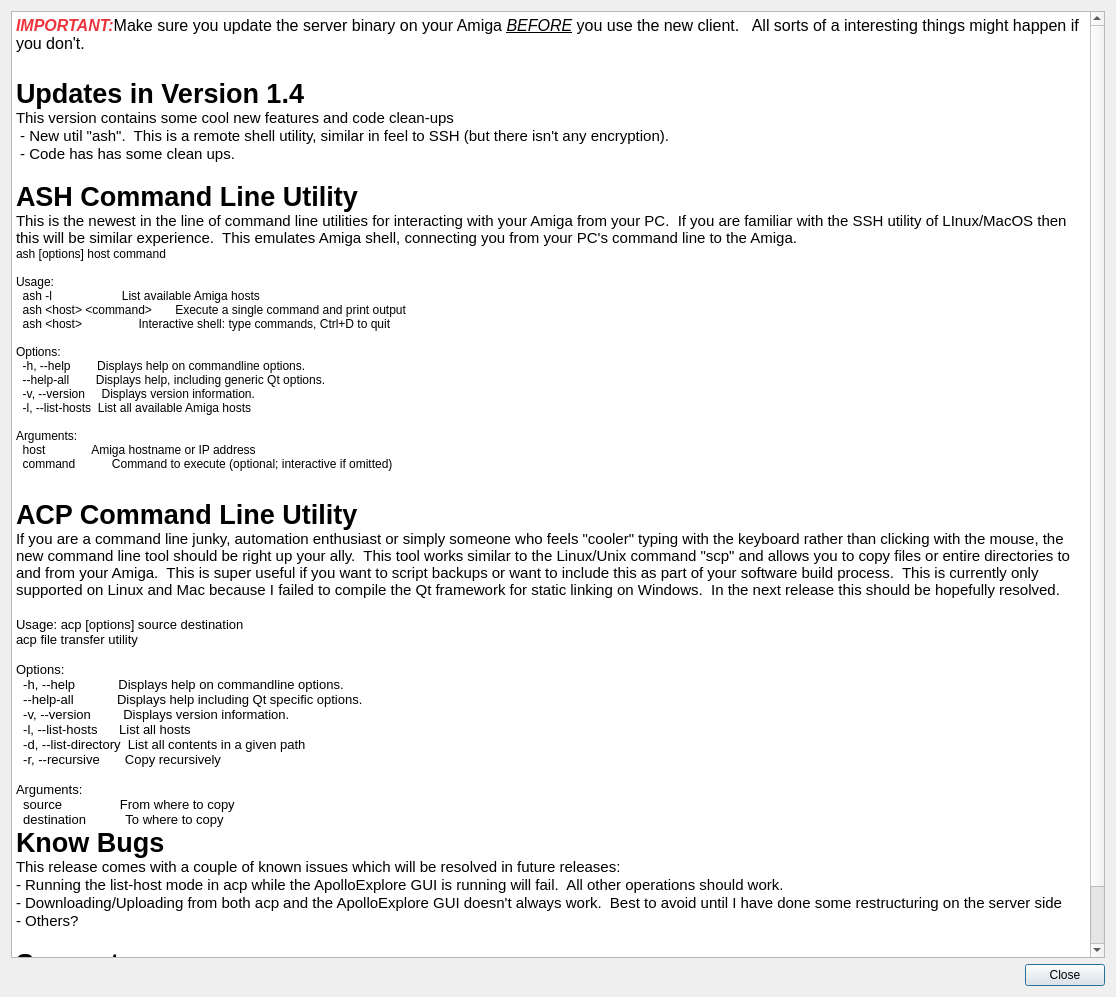
ronybeck/ApolloExplorer, file ApolloExplorerPC/dialogwhatsnew.ui: the form before one commit.
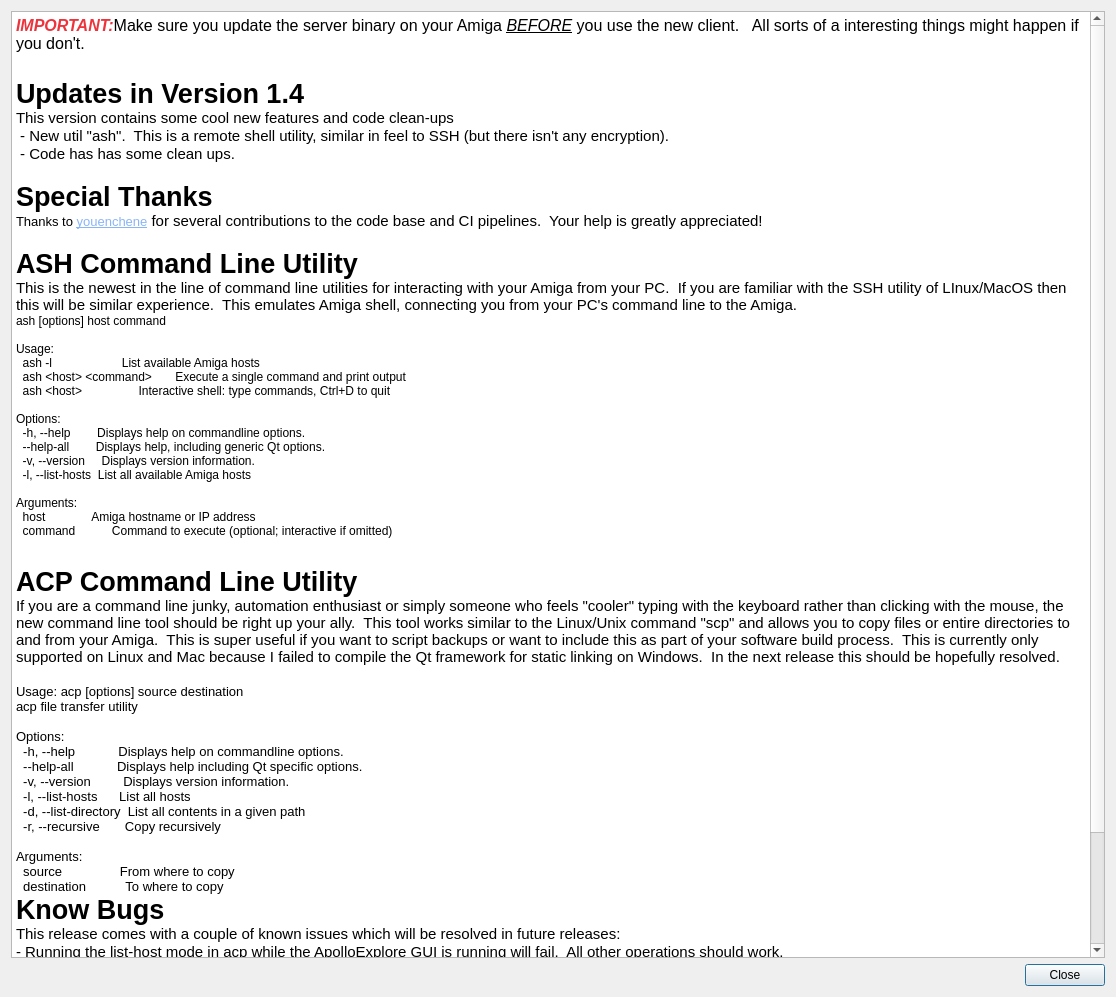
The form after the commit. Icons and pictures are not drawn.

```diff
--- a/ApolloExplorerPC/dialogwhatsnew.ui
+++ b/ApolloExplorerPC/dialogwhatsnew.ui
@@ -27,7 +27,7 @@
 hr { height: 1px; border-width: 0; }
 li.unchecked::marker { content: &quot;\2610&quot;; }
 li.checked::marker { content: &quot;\2612&quot;; }
-&lt;/style&gt;&lt;/head&gt;&lt;body style=&quot; font-family:'Sans Serif'; font-size:9pt; font-weight:400; font-style:normal;&quot;&gt;
+&lt;/style&gt;&lt;/head&gt;&lt;body style=&quot; font-family:'Noto Sans'; font-size:10pt; font-weight:400; font-style:normal;&quot;&gt;
 &lt;p style=&quot; margin-top:0px; margin-bottom:0px; margin-left:0px; margin-right:0px; -qt-block-indent:0; text-indent:0px;&quot;&gt;&lt;span style=&quot; font-family:'Ubuntu'; font-size:12pt; font-weight:700; font-style:italic; color:#ed333b;&quot;&gt;IMPORTANT:&lt;/span&gt;&lt;span style=&quot; font-family:'Ubuntu'; font-size:12pt;&quot;&gt;Make sure you update the server binary on your Amiga &lt;/span&gt;&lt;span style=&quot; font-family:'Ubuntu'; font-size:12pt; font-style:italic; text-decoration: underline;&quot;&gt;BEFORE&lt;/span&gt;&lt;span style=&quot; font-family:'Ubuntu'; font-size:12pt;&quot;&gt; you use the new client.   All sorts of a interesting things might happen if you don't.&lt;/span&gt;&lt;/p&gt;
 &lt;p style=&quot;-qt-paragraph-type:empty; margin-top:0px; margin-bottom:0px; margin-left:0px; margin-right:0px; -qt-block-indent:0; text-indent:0px; font-family:'Ubuntu'; font-size:16pt; text-decoration: underline;&quot;&gt;&lt;br /&gt;&lt;/p&gt;
 &lt;p style=&quot; margin-top:0px; margin-bottom:0px; margin-left:0px; margin-right:0px; -qt-block-indent:0; text-indent:0px;&quot;&gt;&lt;span style=&quot; font-family:'Ubuntu'; font-size:20pt; font-weight:700;&quot;&gt;Updates in Version 1.4&lt;/span&gt;&lt;/p&gt;
@@ -35,43 +35,46 @@
 &lt;p style=&quot; margin-top:0px; margin-bottom:0px; margin-left:0px; margin-right:0px; -qt-block-indent:0; text-indent:0px;&quot;&gt;&lt;span style=&quot; font-family:'Ubuntu'; font-size:11pt;&quot;&gt; - New util &amp;quot;ash&amp;quot;.  This is a remote shell utility, similar in feel to SSH (but there isn't any encryption).&lt;/span&gt;&lt;/p&gt;
 &lt;p style=&quot; margin-top:0px; margin-bottom:0px; margin-left:0px; margin-right:0px; -qt-block-indent:0; text-indent:0px;&quot;&gt;&lt;span style=&quot; font-family:'Ubuntu'; font-size:11pt;&quot;&gt; - Code has has some clean ups.&lt;/span&gt;&lt;/p&gt;
 &lt;p style=&quot;-qt-paragraph-type:empty; margin-top:0px; margin-bottom:0px; margin-left:0px; margin-right:0px; -qt-block-indent:0; text-indent:0px; font-family:'Ubuntu'; font-size:11pt;&quot;&gt;&lt;br /&gt;&lt;/p&gt;
+&lt;p style=&quot; margin-top:0px; margin-bottom:0px; margin-left:0px; margin-right:0px; -qt-block-indent:0; text-indent:0px;&quot;&gt;&lt;span style=&quot; font-family:'Ubuntu'; font-size:20pt; font-weight:700;&quot;&gt;Special Thanks&lt;/span&gt;&lt;/p&gt;
+&lt;p style=&quot; margin-top:0px; margin-bottom:0px; margin-left:0px; margin-right:0px; -qt-block-indent:0; text-indent:0px;&quot;&gt;Thanks to &lt;a href=&quot;https://github.com/youenchene&quot;&gt;&lt;span style=&quot; text-decoration: underline; color:#8ab4f8;&quot;&gt;youenchene&lt;/span&gt;&lt;/a&gt;&lt;span style=&quot; font-family:'Ubuntu'; font-size:11pt;&quot;&gt; for several contributions to the code base and CI pipelines.  Your help is greatly appreciated!&lt;/span&gt;&lt;/p&gt;
+&lt;p style=&quot;-qt-paragraph-type:empty; margin-top:0px; margin-bottom:0px; margin-left:0px; margin-right:0px; -qt-block-indent:0; text-indent:0px; font-family:'Ubuntu'; font-size:11pt;&quot;&gt;&lt;br /&gt;&lt;/p&gt;
 &lt;p style=&quot; margin-top:0px; margin-bottom:0px; margin-left:0px; margin-right:0px; -qt-block-indent:0; text-indent:0px;&quot;&gt;&lt;span style=&quot; font-family:'Ubuntu'; font-size:20pt; font-weight:700;&quot;&gt;ASH Command Line Utility&lt;/span&gt;&lt;/p&gt;
 &lt;p style=&quot; margin-top:0px; margin-bottom:0px; margin-left:0px; margin-right:0px; -qt-block-indent:0; text-indent:0px;&quot;&gt;&lt;span style=&quot; font-family:'Ubuntu'; font-size:11pt;&quot;&gt;This is the newest in the line of command line utilities for interacting with your Amiga from your PC.  If you are familiar with the SSH utility of LInux/MacOS then this will be similar experience.  This emulates Amiga shell, connecting you from your PC's command line to the Amiga.&lt;/span&gt;&lt;/p&gt;
-&lt;p style=&quot; margin-top:0px; margin-bottom:0px; margin-left:0px; margin-right:0px; -qt-block-indent:0; text-indent:0px;&quot;&gt;ash [options] host command&lt;/p&gt;
-&lt;p style=&quot;-qt-paragraph-type:empty; margin-top:0px; margin-bottom:0px; margin-left:0px; margin-right:0px; -qt-block-indent:0; text-indent:0px;&quot;&gt;&lt;br /&gt;&lt;/p&gt;
-&lt;p style=&quot; margin-top:0px; margin-bottom:0px; margin-left:0px; margin-right:0px; -qt-block-indent:0; text-indent:0px;&quot;&gt;Usage:&lt;/p&gt;
-&lt;p style=&quot; margin-top:0px; margin-bottom:0px; margin-left:0px; margin-right:0px; -qt-block-indent:0; text-indent:0px;&quot;&gt;  ash -l                     List available Amiga hosts&lt;/p&gt;
-&lt;p style=&quot; margin-top:0px; margin-bottom:0px; margin-left:0px; margin-right:0px; -qt-block-indent:0; text-indent:0px;&quot;&gt;  ash &amp;lt;host&amp;gt; &amp;lt;command&amp;gt;       Execute a single command and print output&lt;/p&gt;
-&lt;p style=&quot; margin-top:0px; margin-bottom:0px; margin-left:0px; margin-right:0px; -qt-block-indent:0; text-indent:0px;&quot;&gt;  ash &amp;lt;host&amp;gt;                 Interactive shell: type commands, Ctrl+D to quit&lt;/p&gt;
-&lt;p style=&quot;-qt-paragraph-type:empty; margin-top:0px; margin-bottom:0px; margin-left:0px; margin-right:0px; -qt-block-indent:0; text-indent:0px;&quot;&gt;&lt;br /&gt;&lt;/p&gt;
-&lt;p style=&quot; margin-top:0px; margin-bottom:0px; margin-left:0px; margin-right:0px; -qt-block-indent:0; text-indent:0px;&quot;&gt;Options:&lt;/p&gt;
-&lt;p style=&quot; margin-top:0px; margin-bottom:0px; margin-left:0px; margin-right:0px; -qt-block-indent:0; text-indent:0px;&quot;&gt;  -h, --help        Displays help on commandline options.&lt;/p&gt;
-&lt;p style=&quot; margin-top:0px; margin-bottom:0px; margin-left:0px; margin-right:0px; -qt-block-indent:0; text-indent:0px;&quot;&gt;  --help-all        Displays help, including generic Qt options.&lt;/p&gt;
-&lt;p style=&quot; margin-top:0px; margin-bottom:0px; margin-left:0px; margin-right:0px; -qt-block-indent:0; text-indent:0px;&quot;&gt;  -v, --version     Displays version information.&lt;/p&gt;
-&lt;p style=&quot; margin-top:0px; margin-bottom:0px; margin-left:0px; margin-right:0px; -qt-block-indent:0; text-indent:0px;&quot;&gt;  -l, --list-hosts  List all available Amiga hosts&lt;/p&gt;
-&lt;p style=&quot;-qt-paragraph-type:empty; margin-top:0px; margin-bottom:0px; margin-left:0px; margin-right:0px; -qt-block-indent:0; text-indent:0px;&quot;&gt;&lt;br /&gt;&lt;/p&gt;
-&lt;p style=&quot; margin-top:0px; margin-bottom:0px; margin-left:0px; margin-right:0px; -qt-block-indent:0; text-indent:0px;&quot;&gt;Arguments:&lt;/p&gt;
-&lt;p style=&quot; margin-top:0px; margin-bottom:0px; margin-left:0px; margin-right:0px; -qt-block-indent:0; text-indent:0px;&quot;&gt;  host              Amiga hostname or IP address&lt;/p&gt;
-&lt;p style=&quot; margin-top:0px; margin-bottom:0px; margin-left:0px; margin-right:0px; -qt-block-indent:0; text-indent:0px;&quot;&gt;  command           Command to execute (optional; interactive if omitted)&lt;/p&gt;
-&lt;p style=&quot;-qt-paragraph-type:empty; margin-top:0px; margin-bottom:0px; margin-left:0px; margin-right:0px; -qt-block-indent:0; text-indent:0px;&quot;&gt;&lt;br /&gt;&lt;/p&gt;
-&lt;p style=&quot;-qt-paragraph-type:empty; margin-top:0px; margin-bottom:0px; margin-left:0px; margin-right:0px; -qt-block-indent:0; text-indent:0px;&quot;&gt;&lt;br /&gt;&lt;/p&gt;
+&lt;p style=&quot; margin-top:0px; margin-bottom:0px; margin-left:0px; margin-right:0px; -qt-block-indent:0; text-indent:0px;&quot;&gt;&lt;span style=&quot; font-family:'Sans Serif'; font-size:9pt;&quot;&gt;ash [options] host command&lt;/span&gt;&lt;/p&gt;
+&lt;p style=&quot;-qt-paragraph-type:empty; margin-top:0px; margin-bottom:0px; margin-left:0px; margin-right:0px; -qt-block-indent:0; text-indent:0px; font-family:'Sans Serif'; font-size:9pt;&quot;&gt;&lt;br /&gt;&lt;/p&gt;
+&lt;p style=&quot; margin-top:0px; margin-bottom:0px; margin-left:0px; margin-right:0px; -qt-block-indent:0; text-indent:0px;&quot;&gt;&lt;span style=&quot; font-family:'Sans Serif'; font-size:9pt;&quot;&gt;Usage:&lt;/span&gt;&lt;/p&gt;
+&lt;p style=&quot; margin-top:0px; margin-bottom:0px; margin-left:0px; margin-right:0px; -qt-block-indent:0; text-indent:0px;&quot;&gt;&lt;span style=&quot; font-family:'Sans Serif'; font-size:9pt;&quot;&gt;  ash -l                     List available Amiga hosts&lt;/span&gt;&lt;/p&gt;
+&lt;p style=&quot; margin-top:0px; margin-bottom:0px; margin-left:0px; margin-right:0px; -qt-block-indent:0; text-indent:0px;&quot;&gt;&lt;span style=&quot; font-family:'Sans Serif'; font-size:9pt;&quot;&gt;  ash &amp;lt;host&amp;gt; &amp;lt;command&amp;gt;       Execute a single command and print output&lt;/span&gt;&lt;/p&gt;
+&lt;p style=&quot; margin-top:0px; margin-bottom:0px; margin-left:0px; margin-right:0px; -qt-block-indent:0; text-indent:0px;&quot;&gt;&lt;span style=&quot; font-family:'Sans Serif'; font-size:9pt;&quot;&gt;  ash &amp;lt;host&amp;gt;                 Interactive shell: type commands, Ctrl+D to quit&lt;/span&gt;&lt;/p&gt;
+&lt;p style=&quot;-qt-paragraph-type:empty; margin-top:0px; margin-bottom:0px; margin-left:0px; margin-right:0px; -qt-block-indent:0; text-indent:0px; font-family:'Sans Serif'; font-size:9pt;&quot;&gt;&lt;br /&gt;&lt;/p&gt;
+&lt;p style=&quot; margin-top:0px; margin-bottom:0px; margin-left:0px; margin-right:0px; -qt-block-indent:0; text-indent:0px;&quot;&gt;&lt;span style=&quot; font-family:'Sans Serif'; font-size:9pt;&quot;&gt;Options:&lt;/span&gt;&lt;/p&gt;
+&lt;p style=&quot; margin-top:0px; margin-bottom:0px; margin-left:0px; margin-right:0px; -qt-block-indent:0; text-indent:0px;&quot;&gt;&lt;span style=&quot; font-family:'Sans Serif'; font-size:9pt;&quot;&gt;  -h, --help        Displays help on commandline options.&lt;/span&gt;&lt;/p&gt;
+&lt;p style=&quot; margin-top:0px; margin-bottom:0px; margin-left:0px; margin-right:0px; -qt-block-indent:0; text-indent:0px;&quot;&gt;&lt;span style=&quot; font-family:'Sans Serif'; font-size:9pt;&quot;&gt;  --help-all        Displays help, including generic Qt options.&lt;/span&gt;&lt;/p&gt;
+&lt;p style=&quot; margin-top:0px; margin-bottom:0px; margin-left:0px; margin-right:0px; -qt-block-indent:0; text-indent:0px;&quot;&gt;&lt;span style=&quot; font-family:'Sans Serif'; font-size:9pt;&quot;&gt;  -v, --version     Displays version information.&lt;/span&gt;&lt;/p&gt;
+&lt;p style=&quot; margin-top:0px; margin-bottom:0px; margin-left:0px; margin-right:0px; -qt-block-indent:0; text-indent:0px;&quot;&gt;&lt;span style=&quot; font-family:'Sans Serif'; font-size:9pt;&quot;&gt;  -l, --list-hosts  List all available Amiga hosts&lt;/span&gt;&lt;/p&gt;
+&lt;p style=&quot;-qt-paragraph-type:empty; margin-top:0px; margin-bottom:0px; margin-left:0px; margin-right:0px; -qt-block-indent:0; text-indent:0px; font-family:'Sans Serif'; font-size:9pt;&quot;&gt;&lt;br /&gt;&lt;/p&gt;
+&lt;p style=&quot; margin-top:0px; margin-bottom:0px; margin-left:0px; margin-right:0px; -qt-block-indent:0; text-indent:0px;&quot;&gt;&lt;span style=&quot; font-family:'Sans Serif'; font-size:9pt;&quot;&gt;Arguments:&lt;/span&gt;&lt;/p&gt;
+&lt;p style=&quot; margin-top:0px; margin-bottom:0px; margin-left:0px; margin-right:0px; -qt-block-indent:0; text-indent:0px;&quot;&gt;&lt;span style=&quot; font-family:'Sans Serif'; font-size:9pt;&quot;&gt;  host              Amiga hostname or IP address&lt;/span&gt;&lt;/p&gt;
+&lt;p style=&quot; margin-top:0px; margin-bottom:0px; margin-left:0px; margin-right:0px; -qt-block-indent:0; text-indent:0px;&quot;&gt;&lt;span style=&quot; font-family:'Sans Serif'; font-size:9pt;&quot;&gt;  command           Command to execute (optional; interactive if omitted)&lt;/span&gt;&lt;/p&gt;
+&lt;p style=&quot;-qt-paragraph-type:empty; margin-top:0px; margin-bottom:0px; margin-left:0px; margin-right:0px; -qt-block-indent:0; text-indent:0px; font-family:'Sans Serif'; font-size:9pt;&quot;&gt;&lt;br /&gt;&lt;/p&gt;
+&lt;p style=&quot;-qt-paragraph-type:empty; margin-top:0px; margin-bottom:0px; margin-left:0px; margin-right:0px; -qt-block-indent:0; text-indent:0px; font-family:'Sans Serif'; font-size:9pt;&quot;&gt;&lt;br /&gt;&lt;/p&gt;
 &lt;p style=&quot; margin-top:0px; margin-bottom:0px; margin-left:0px; margin-right:0px; -qt-block-indent:0; text-indent:0px;&quot;&gt;&lt;span style=&quot; font-family:'Ubuntu'; font-size:20pt; font-weight:700;&quot;&gt;ACP Command Line Utility&lt;/span&gt;&lt;/p&gt;
 &lt;p style=&quot; margin-top:0px; margin-bottom:0px; margin-left:0px; margin-right:0px; -qt-block-indent:0; text-indent:0px;&quot;&gt;&lt;span style=&quot; font-family:'Ubuntu'; font-size:11pt;&quot;&gt;If you are a command line junky, automation enthusiast or simply someone who feels &amp;quot;cooler&amp;quot; typing with the keyboard rather than clicking with the mouse, the new command line tool should be right up your ally.  This tool works similar to the Linux/Unix command &amp;quot;scp&amp;quot; and allows you to copy files or entire directories to and from your Amiga.  This is super useful if you want to script backups or want to include this as part of your software build process.  This is currently only supported on Linux and Mac because I failed to compile the Qt framework for static linking on Windows.  In the next release this should be hopefully resolved.&lt;/span&gt;&lt;/p&gt;
 &lt;p style=&quot;-qt-paragraph-type:empty; margin-top:0px; margin-bottom:0px; margin-left:0px; margin-right:0px; -qt-block-indent:0; text-indent:0px; font-family:'Ubuntu'; font-size:11pt;&quot;&gt;&lt;br /&gt;&lt;/p&gt;
-&lt;p style=&quot; margin-top:0px; margin-bottom:0px; margin-left:0px; margin-right:0px; -qt-block-indent:0; text-indent:0px;&quot;&gt;&lt;span style=&quot; font-family:'Ubuntu'; font-size:10pt;&quot;&gt;Usage: acp [options] source destination&lt;/span&gt;&lt;/p&gt;
-&lt;p style=&quot; margin-top:0px; margin-bottom:0px; margin-left:0px; margin-right:0px; -qt-block-indent:0; text-indent:0px;&quot;&gt;&lt;span style=&quot; font-family:'Ubuntu'; font-size:10pt;&quot;&gt;acp file transfer utility&lt;/span&gt;&lt;/p&gt;
-&lt;p style=&quot;-qt-paragraph-type:empty; margin-top:0px; margin-bottom:0px; margin-left:0px; margin-right:0px; -qt-block-indent:0; text-indent:0px; font-family:'Ubuntu'; font-size:10pt;&quot;&gt;&lt;br /&gt;&lt;/p&gt;
-&lt;p style=&quot; margin-top:0px; margin-bottom:0px; margin-left:0px; margin-right:0px; -qt-block-indent:0; text-indent:0px;&quot;&gt;&lt;span style=&quot; font-family:'Ubuntu'; font-size:10pt;&quot;&gt;Options:&lt;/span&gt;&lt;/p&gt;
-&lt;p style=&quot; margin-top:0px; margin-bottom:0px; margin-left:0px; margin-right:0px; -qt-block-indent:0; text-indent:0px;&quot;&gt;&lt;span style=&quot; font-family:'Ubuntu'; font-size:10pt;&quot;&gt;  -h, --help            Displays help on commandline options.&lt;/span&gt;&lt;/p&gt;
-&lt;p style=&quot; margin-top:0px; margin-bottom:0px; margin-left:0px; margin-right:0px; -qt-block-indent:0; text-indent:0px;&quot;&gt;&lt;span style=&quot; font-family:'Ubuntu'; font-size:10pt;&quot;&gt;  --help-all            Displays help including Qt specific options.&lt;/span&gt;&lt;/p&gt;
-&lt;p style=&quot; margin-top:0px; margin-bottom:0px; margin-left:0px; margin-right:0px; -qt-block-indent:0; text-indent:0px;&quot;&gt;&lt;span style=&quot; font-family:'Ubuntu'; font-size:10pt;&quot;&gt;  -v, --version         Displays version information.&lt;/span&gt;&lt;/p&gt;
-&lt;p style=&quot; margin-top:0px; margin-bottom:0px; margin-left:0px; margin-right:0px; -qt-block-indent:0; text-indent:0px;&quot;&gt;&lt;span style=&quot; font-family:'Ubuntu'; font-size:10pt;&quot;&gt;  -l, --list-hosts      List all hosts&lt;/span&gt;&lt;/p&gt;
-&lt;p style=&quot; margin-top:0px; margin-bottom:0px; margin-left:0px; margin-right:0px; -qt-block-indent:0; text-indent:0px;&quot;&gt;&lt;span style=&quot; font-family:'Ubuntu'; font-size:10pt;&quot;&gt;  -d, --list-directory  List all contents in a given path&lt;/span&gt;&lt;/p&gt;
-&lt;p style=&quot; margin-top:0px; margin-bottom:0px; margin-left:0px; margin-right:0px; -qt-block-indent:0; text-indent:0px;&quot;&gt;&lt;span style=&quot; font-family:'Ubuntu'; font-size:10pt;&quot;&gt;  -r, --recursive       Copy recursively&lt;/span&gt;&lt;/p&gt;
-&lt;p style=&quot;-qt-paragraph-type:empty; margin-top:0px; margin-bottom:0px; margin-left:0px; margin-right:0px; -qt-block-indent:0; text-indent:0px; font-family:'Ubuntu'; font-size:10pt;&quot;&gt;&lt;br /&gt;&lt;/p&gt;
-&lt;p style=&quot; margin-top:0px; margin-bottom:0px; margin-left:0px; margin-right:0px; -qt-block-indent:0; text-indent:0px;&quot;&gt;&lt;span style=&quot; font-family:'Ubuntu'; font-size:10pt;&quot;&gt;Arguments:&lt;/span&gt;&lt;/p&gt;
-&lt;p style=&quot; margin-top:0px; margin-bottom:0px; margin-left:0px; margin-right:0px; -qt-block-indent:0; text-indent:0px;&quot;&gt;&lt;span style=&quot; font-family:'Ubuntu'; font-size:10pt;&quot;&gt;  source                From where to copy&lt;/span&gt;&lt;/p&gt;
-&lt;p style=&quot; margin-top:0px; margin-bottom:0px; margin-left:0px; margin-right:0px; -qt-block-indent:0; text-indent:0px;&quot;&gt;&lt;span style=&quot; font-family:'Ubuntu'; font-size:10pt;&quot;&gt;  destination           To where to copy&lt;/span&gt;&lt;/p&gt;
+&lt;p style=&quot; margin-top:0px; margin-bottom:0px; margin-left:0px; margin-right:0px; -qt-block-indent:0; text-indent:0px;&quot;&gt;&lt;span style=&quot; font-family:'Ubuntu';&quot;&gt;Usage: acp [options] source destination&lt;/span&gt;&lt;/p&gt;
+&lt;p style=&quot; margin-top:0px; margin-bottom:0px; margin-left:0px; margin-right:0px; -qt-block-indent:0; text-indent:0px;&quot;&gt;&lt;span style=&quot; font-family:'Ubuntu';&quot;&gt;acp file transfer utility&lt;/span&gt;&lt;/p&gt;
+&lt;p style=&quot;-qt-paragraph-type:empty; margin-top:0px; margin-bottom:0px; margin-left:0px; margin-right:0px; -qt-block-indent:0; text-indent:0px; font-family:'Ubuntu';&quot;&gt;&lt;br /&gt;&lt;/p&gt;
+&lt;p style=&quot; margin-top:0px; margin-bottom:0px; margin-left:0px; margin-right:0px; -qt-block-indent:0; text-indent:0px;&quot;&gt;&lt;span style=&quot; font-family:'Ubuntu';&quot;&gt;Options:&lt;/span&gt;&lt;/p&gt;
+&lt;p style=&quot; margin-top:0px; margin-bottom:0px; margin-left:0px; margin-right:0px; -qt-block-indent:0; text-indent:0px;&quot;&gt;&lt;span style=&quot; font-family:'Ubuntu';&quot;&gt;  -h, --help            Displays help on commandline options.&lt;/span&gt;&lt;/p&gt;
+&lt;p style=&quot; margin-top:0px; margin-bottom:0px; margin-left:0px; margin-right:0px; -qt-block-indent:0; text-indent:0px;&quot;&gt;&lt;span style=&quot; font-family:'Ubuntu';&quot;&gt;  --help-all            Displays help including Qt specific options.&lt;/span&gt;&lt;/p&gt;
+&lt;p style=&quot; margin-top:0px; margin-bottom:0px; margin-left:0px; margin-right:0px; -qt-block-indent:0; text-indent:0px;&quot;&gt;&lt;span style=&quot; font-family:'Ubuntu';&quot;&gt;  -v, --version         Displays version information.&lt;/span&gt;&lt;/p&gt;
+&lt;p style=&quot; margin-top:0px; margin-bottom:0px; margin-left:0px; margin-right:0px; -qt-block-indent:0; text-indent:0px;&quot;&gt;&lt;span style=&quot; font-family:'Ubuntu';&quot;&gt;  -l, --list-hosts      List all hosts&lt;/span&gt;&lt;/p&gt;
+&lt;p style=&quot; margin-top:0px; margin-bottom:0px; margin-left:0px; margin-right:0px; -qt-block-indent:0; text-indent:0px;&quot;&gt;&lt;span style=&quot; font-family:'Ubuntu';&quot;&gt;  -d, --list-directory  List all contents in a given path&lt;/span&gt;&lt;/p&gt;
+&lt;p style=&quot; margin-top:0px; margin-bottom:0px; margin-left:0px; margin-right:0px; -qt-block-indent:0; text-indent:0px;&quot;&gt;&lt;span style=&quot; font-family:'Ubuntu';&quot;&gt;  -r, --recursive       Copy recursively&lt;/span&gt;&lt;/p&gt;
+&lt;p style=&quot;-qt-paragraph-type:empty; margin-top:0px; margin-bottom:0px; margin-left:0px; margin-right:0px; -qt-block-indent:0; text-indent:0px; font-family:'Ubuntu';&quot;&gt;&lt;br /&gt;&lt;/p&gt;
+&lt;p style=&quot; margin-top:0px; margin-bottom:0px; margin-left:0px; margin-right:0px; -qt-block-indent:0; text-indent:0px;&quot;&gt;&lt;span style=&quot; font-family:'Ubuntu';&quot;&gt;Arguments:&lt;/span&gt;&lt;/p&gt;
+&lt;p style=&quot; margin-top:0px; margin-bottom:0px; margin-left:0px; margin-right:0px; -qt-block-indent:0; text-indent:0px;&quot;&gt;&lt;span style=&quot; font-family:'Ubuntu';&quot;&gt;  source                From where to copy&lt;/span&gt;&lt;/p&gt;
+&lt;p style=&quot; margin-top:0px; margin-bottom:0px; margin-left:0px; margin-right:0px; -qt-block-indent:0; text-indent:0px;&quot;&gt;&lt;span style=&quot; font-family:'Ubuntu';&quot;&gt;  destination           To where to copy&lt;/span&gt;&lt;/p&gt;
 &lt;p style=&quot; margin-top:0px; margin-bottom:0px; margin-left:0px; margin-right:0px; -qt-block-indent:0; text-indent:0px;&quot;&gt;&lt;img src=&quot;:/images/images/acp_exampl.png&quot; /&gt;&lt;/p&gt;
 &lt;p style=&quot; margin-top:0px; margin-bottom:0px; margin-left:0px; margin-right:0px; -qt-block-indent:0; text-indent:0px;&quot;&gt;&lt;span style=&quot; font-family:'Ubuntu'; font-size:20pt; font-weight:700;&quot;&gt;Know Bugs&lt;/span&gt;&lt;/p&gt;
 &lt;p style=&quot; margin-top:0px; margin-bottom:0px; margin-left:0px; margin-right:0px; -qt-block-indent:0; text-indent:0px;&quot;&gt;&lt;span style=&quot; font-family:'Ubuntu'; font-size:11pt;&quot;&gt;This release comes with a couple of known issues which will be resolved in future releases:&lt;/span&gt;&lt;/p&gt;
```
